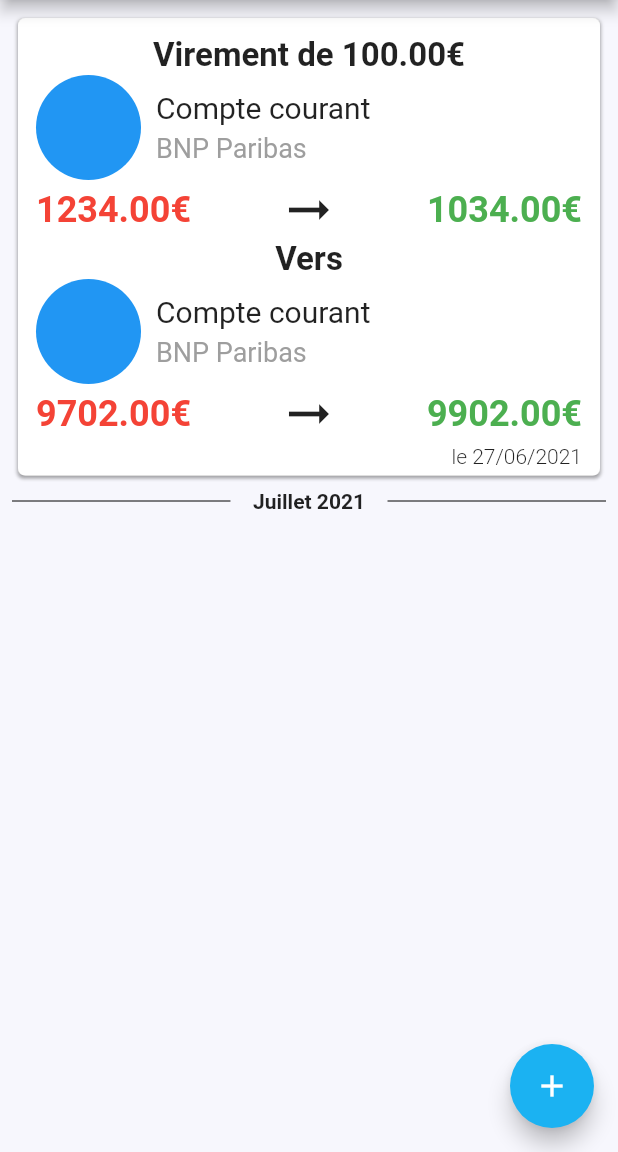
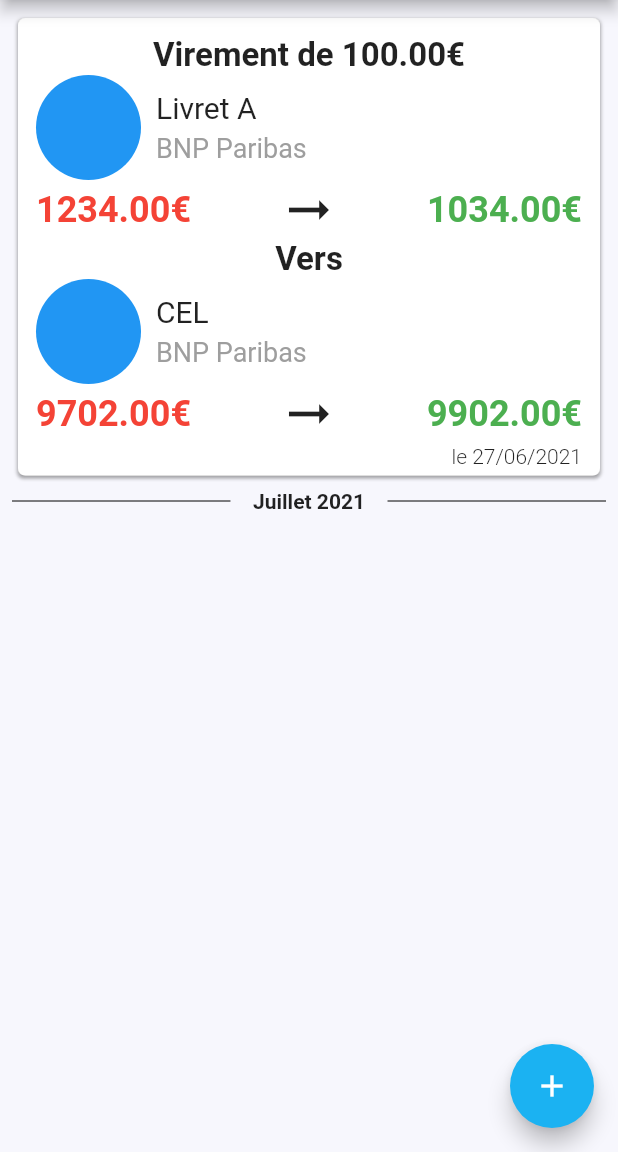
Before and after one commit to KozlovAntoine/budjet-app, a Flutter app: the PageVirement screen opened directly, on a phone screen of 412 x 824 dp, the part 84-1236 px from its top. Run offline on Flutter 3.47's test engine with Material 2 defaults, Android fonts, the phone set to English and light mode, and no system bars; our stand-ins replace dotted_border.

Commit message:
Add livret classe

```diff
--- a/lib/classes/Compte.dart
+++ b/lib/classes/Compte.dart
@@ -1,21 +1,16 @@
+import 'package:budjet_app/classes/Livret.dart';
 import 'package:flutter/material.dart';
 
 class Compte {
   final double solde;
-  final String nom;
   final String banque;
-  final double plafond;
-  final double decouvretAutorise;
-  final double interet;
+  final Livret livret;
   final Color color;
 
   Compte({
     required this.solde,
-    required this.nom,
+    required this.livret,
     required this.banque,
-    required this.plafond,
-    required this.decouvretAutorise,
-    required this.interet,
     required this.color,
   });
 }
--- /dev/null
+++ b/lib/classes/Livret.dart
@@ -0,0 +1,45 @@
+class Livret {
+  final String name;
+  final double? interet;
+  final double? plafond;
+  final bool decouvert;
+
+  Livret(
+      {required this.name,
+      required this.interet,
+      required this.plafond,
+      required this.decouvert});
+
+  static Livret compteCourant() {
+    return Livret(
+        name: 'Compte Courant', interet: 0, plafond: null, decouvert: true);
+  }
+
+  static Livret livretA() {
+    return Livret(
+        name: 'Livret A', interet: 0.0050, plafond: 22950, decouvert: false);
+  }
+
+  static Livret livretJeune() {
+    return Livret(
+        name: 'Livret Jeune', interet: 0.005, plafond: 1600, decouvert: false);
+  }
+
+  static Livret lep() {
+    return Livret(name: 'LEP', interet: 0.01, plafond: 7700, decouvert: false);
+  }
+
+  static Livret ldds() {
+    return Livret(
+        name: 'LDDS', interet: 0.005, plafond: 12000, decouvert: false);
+  }
+
+  static Livret cel() {
+    return Livret(
+        name: 'CEL', interet: 0.0025, plafond: 15300, decouvert: false);
+  }
+
+  static Livret pel() {
+    return Livret(name: 'PEL', interet: 0.01, plafond: 61200, decouvert: false);
+  }
+}
--- a/lib/pages/main/PageComptes.dart
+++ b/lib/pages/main/PageComptes.dart
@@ -1,6 +1,7 @@
 import 'package:budjet_app/animation/snack.dart';
 import 'package:budjet_app/classes/Categorie.dart';
 import 'package:budjet_app/classes/Compte.dart';
+import 'package:budjet_app/classes/Livret.dart';
 import 'package:budjet_app/classes/Transaction.dart';
 import 'package:budjet_app/pages/add/PageAddCompte.dart';
 import 'package:budjet_app/pages/menu/SideMenu.dart';
@@ -41,11 +42,8 @@ class _MesComptesPageState extends State<PageCompte> {
             ComptesCard(
               compte: Compte(
                   solde: 1234,
-                  nom: 'Compte courant',
+                  livret: Livret.livretA(),
                   banque: 'BNP Paribas',
-                  plafond: 22950,
-                  decouvretAutorise: 0,
-                  interet: 0.75,
                   color: Colors.blue),
               transaction: Transaction(
                   categorie: Categorie(
--- a/lib/pages/main/PageTransactions.dart
+++ b/lib/pages/main/PageTransactions.dart
@@ -1,5 +1,6 @@
 import 'package:budjet_app/classes/Categorie.dart';
 import 'package:budjet_app/classes/Compte.dart';
+import 'package:budjet_app/classes/Livret.dart';
 import 'package:budjet_app/classes/Transaction.dart';
 import 'package:budjet_app/pages/menu/SideMenu.dart';
 import 'package:flutter/material.dart';
@@ -31,11 +32,8 @@ class _PageTransactionState extends State<PageTransaction> {
           TransactionCard(
             compte: Compte(
                 solde: 1234,
-                nom: 'Compte courant',
+                livret: Livret.livretA(),
                 banque: 'BNP Paribas',
-                plafond: 22950,
-                decouvretAutorise: 0,
-                interet: 0.75,
                 color: Colors.blue),
             transaction: Transaction(
                 categorie: Categorie(
--- a/lib/pages/main/PageVirements.dart
+++ b/lib/pages/main/PageVirements.dart
@@ -1,5 +1,6 @@
 import 'package:budjet_app/animation/snack.dart';
 import 'package:budjet_app/classes/Compte.dart';
+import 'package:budjet_app/classes/Livret.dart';
 import 'package:budjet_app/classes/Virement.dart';
 import 'package:budjet_app/pages/menu/SideMenu.dart';
 import 'package:budjet_app/pages/views/cards/VirementCard.dart';
@@ -41,19 +42,13 @@ class PageVirement extends StatelessWidget {
                 date: DateTime.now(),
                 depuis: Compte(
                     solde: 1234,
-                    nom: 'Compte courant',
+                    livret: Livret.livretA(),
                     banque: 'BNP Paribas',
-                    plafond: 22950,
-                    decouvretAutorise: 0,
-                    interet: 0.75,
                     color: Colors.blue),
                 vers: Compte(
                     solde: 9702,
-                    nom: 'Compte courant',
                     banque: 'BNP Paribas',
-                    plafond: 22950,
-                    decouvretAutorise: 0,
-                    interet: 0.75,
+                    livret: Livret.cel(),
                     color: Colors.blue),
                 montant: 200,
               ),
--- a/lib/pages/views/cards/CompteCard.dart
+++ b/lib/pages/views/cards/CompteCard.dart
@@ -61,12 +61,12 @@ class ComptesCard extends StatelessWidget {
                       ),
                       SizedBox(height: 3),
                       Text(
-                        compte.nom.toString(),
+                        compte.livret.name,
                         style: TextStyle(fontSize: 20),
                       ),
                       SizedBox(height: 3),
                       Text(
-                        compte.banque.toString(),
+                        compte.banque,
                         style: TextStyle(fontSize: 18, color: Colors.black54),
                       ),
                     ],
--- a/lib/pages/views/cards/TransactionCard.dart
+++ b/lib/pages/views/cards/TransactionCard.dart
@@ -102,7 +102,8 @@ class TransactionCard extends StatelessWidget {
                   Expanded(
                     child: Column(
                       children: [
-                        Text(compte.nom, style: TextStyle(fontSize: 18)),
+                        Text(compte.livret.name,
+                            style: TextStyle(fontSize: 18)),
                         Text(compte.banque, style: TextStyle(fontSize: 13)),
                       ],
                       crossAxisAlignment: CrossAxisAlignment.start,
--- a/lib/pages/views/cards/VirementCard.dart
+++ b/lib/pages/views/cards/VirementCard.dart
@@ -84,7 +84,7 @@ class VirementCard extends StatelessWidget {
           mainAxisAlignment: MainAxisAlignment.spaceEvenly,
           children: [
             Text(
-              compte.nom,
+              compte.livret.name,
               style: TextStyle(fontSize: 20),
             ),
             SizedBox(height: 5),
```
